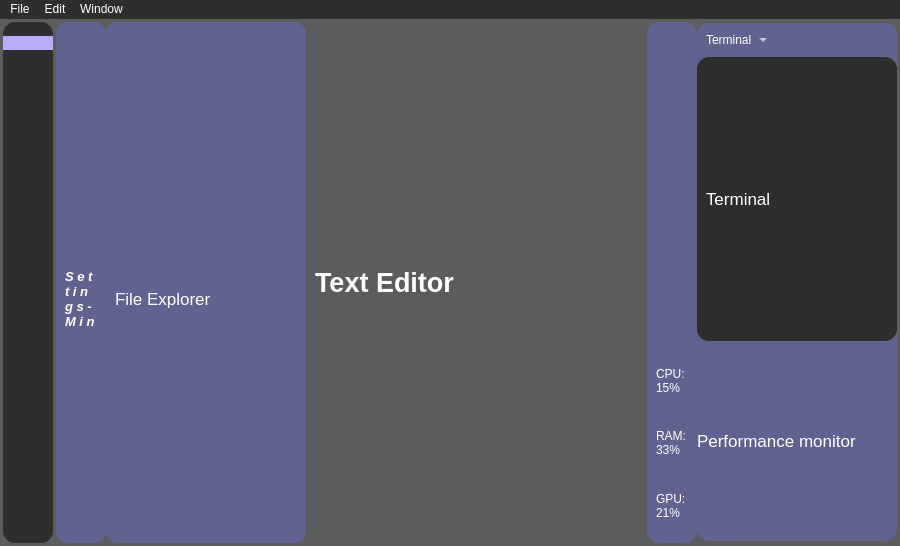
Old version of the form NN_IDE/interface.ui in the repository HalfasleepDev/pythonIDE-with-AI.
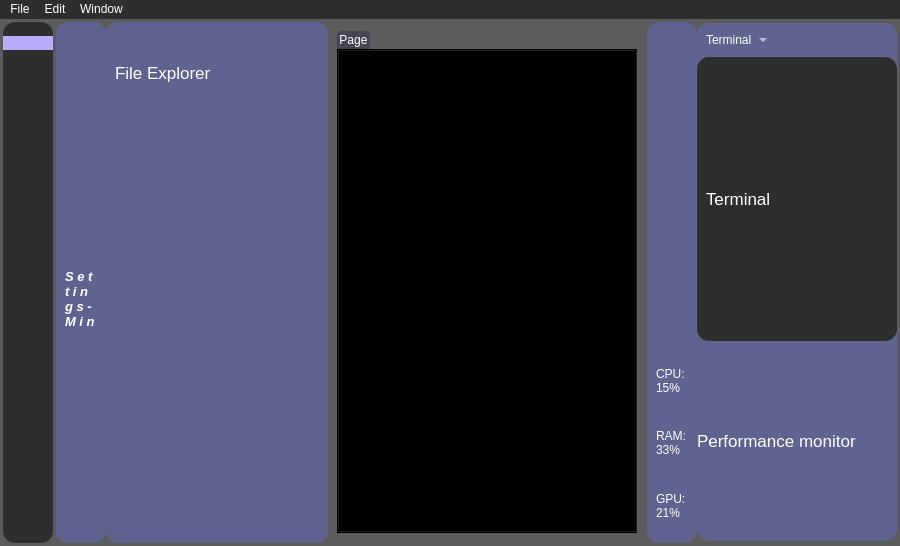
New version of the form. The open tabs and pages were chosen to show the change. Icons and pictures are not drawn. Custom widgets are drawn as their Qt base class.

Patch:
```diff
--- a/NN_IDE/interface.ui
+++ b/NN_IDE/interface.ui
@@ -53,6 +53,18 @@
 	background-color: #606390;
 	border-radius:12px
 }
+QTabBar::tab {
+    background: #2D2E2E;
+
+    border-bottom-color: #C2C7CB; /* same as the pane color */
+    border-top-left-radius: 4px;
+    border-top-right-radius: 4px;
+    min-width: 8ex;
+    padding: 2px;
+}
+QTabBar::tab:selected, QTabBar::tab:hover {
+    background: #494454;
+}
 QMenuBar{
 	background-color: #2D2E2E;
 }
@@ -671,7 +683,7 @@
             </widget>
             <widget class="QWidget" name="page_4">
              <layout class="QVBoxLayout" name="verticalLayout_11">
-              <item>
+              <item alignment="Qt::AlignTop">
                <widget class="QLabel" name="label_4">
                 <property name="font">
                  <font>
@@ -683,6 +695,15 @@
                 </property>
                </widget>
               </item>
+              <item>
+               <widget class="QTreeView" name="treeView">
+                <property name="font">
+                 <font>
+                  <pointsize>8</pointsize>
+                 </font>
+                </property>
+               </widget>
+              </item>
              </layout>
             </widget>
            </widget>
@@ -760,13 +781,13 @@
               <number>0</number>
              </property>
              <property name="topMargin">
-              <number>3</number>
+              <number>0</number>
              </property>
              <property name="rightMargin">
               <number>0</number>
              </property>
              <property name="bottomMargin">
-              <number>3</number>
+              <number>0</number>
              </property>
              <item>
               <widget class="QCustomStackedWidget" name="mainPages">
@@ -790,16 +811,12 @@
                <widget class="QWidget" name="page_16">
                 <layout class="QVBoxLayout" name="verticalLayout_33">
                  <item>
-                  <widget class="QLabel" name="label_19">
-                   <property name="font">
-                    <font>
-                     <pointsize>20</pointsize>
-                     <bold>true</bold>
-                    </font>
-                   </property>
-                   <property name="text">
-                    <string>Text Editor</string>
-                   </property>
+                  <widget class="QTabWidget" name="tabWidget">
+                   <widget class="QWidget" name="tab">
+                    <attribute name="title">
+                     <string>Page</string>
+                    </attribute>
+                   </widget>
                   </widget>
                  </item>
                 </layout>
```
Left out of the diff: 5 changed lines with no effect on the pictures.
